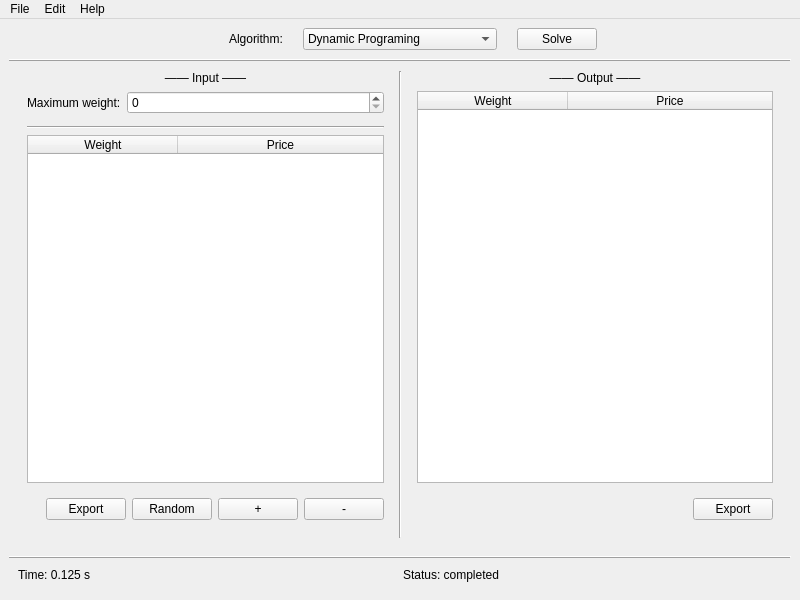
Qt form UIDesign/mainwindow.ui (HT0710/CSD301_Group-1_Knapsack-problem) before a commit.
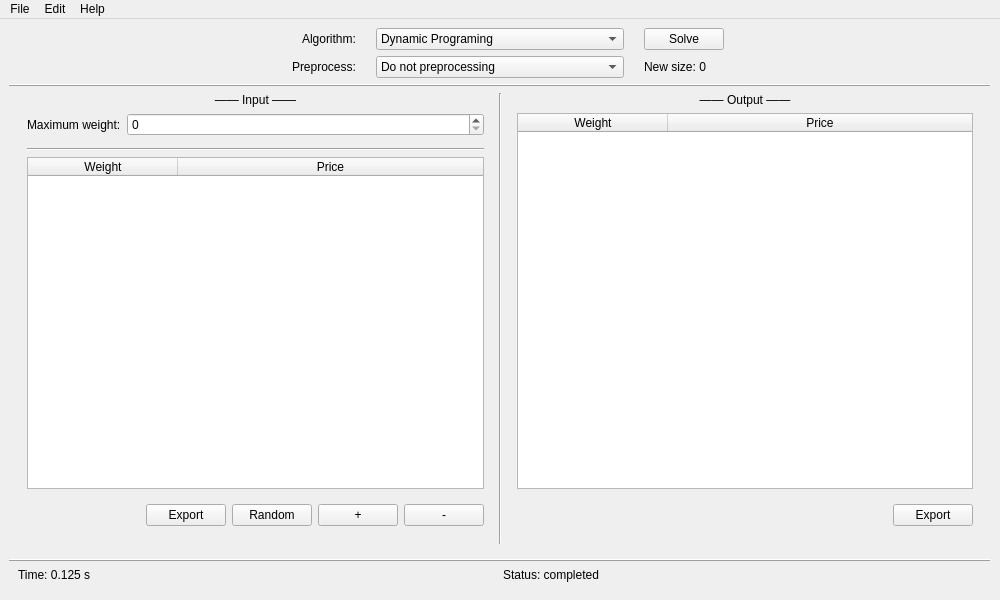
The same form after that commit. Icons and pictures are not drawn.

```diff
--- a/UIDesign/mainwindow.ui
+++ b/UIDesign/mainwindow.ui
@@ -10,13 +10,13 @@
    <rect>
     <x>0</x>
     <y>0</y>
-    <width>800</width>
+    <width>1000</width>
     <height>600</height>
    </rect>
   </property>
   <property name="minimumSize">
    <size>
-    <width>800</width>
+    <width>1000</width>
     <height>600</height>
    </size>
   </property>
@@ -37,16 +37,13 @@
    <set>QMainWindow::AllowNestedDocks|QMainWindow::AllowTabbedDocks|QMainWindow::AnimatedDocks|QMainWindow::ForceTabbedDocks|QMainWindow::VerticalTabs</set>
   </property>
   <widget class="QWidget" name="centralwidget">
-   <layout class="QVBoxLayout" name="verticalLayout" stretch="0,0,7,0,0">
-    <property name="spacing">
-     <number>9</number>
-    </property>
+   <layout class="QVBoxLayout" name="verticalLayout">
     <item>
-     <widget class="QWidget" name="wg_algorithm" native="true">
+     <widget class="QWidget" name="wg_algorithm_2" native="true">
       <property name="enabled">
        <bool>true</bool>
       </property>
-      <layout class="QHBoxLayout" name="horizontalLayout_4" stretch="0,0,0">
+      <layout class="QHBoxLayout" name="horizontalLayout_8" stretch="0,0,0">
        <property name="spacing">
         <number>20</number>
        </property>
@@ -128,6 +125,74 @@
       </layout>
      </widget>
     </item>
+    <item>
+     <widget class="QWidget" name="wg_algorithm" native="true">
+      <property name="enabled">
+       <bool>true</bool>
+      </property>
+      <layout class="QHBoxLayout" name="horizontalLayout_4" stretch="0,0,0">
+       <property name="spacing">
+        <number>20</number>
+       </property>
+       <property name="leftMargin">
+        <number>100</number>
+       </property>
+       <property name="topMargin">
+        <number>0</number>
+       </property>
+       <property name="rightMargin">
+        <number>100</number>
+       </property>
+       <property name="bottomMargin">
+        <number>0</number>
+       </property>
+       <item alignment="Qt::AlignRight">
+        <widget class="QLabel" name="lb_preprocesing">
+         <property name="enabled">
+          <bool>true</bool>
+         </property>
+         <property name="text">
+          <string>Preprocess:</string>
+         </property>
+        </widget>
+       </item>
+       <item>
+        <widget class="QComboBox" name="cbb_preprocessing">
+         <property name="enabled">
+          <bool>true</bool>
+         </property>
+         <item>
+          <property name="text">
+           <string>Do not preprocessing</string>
+          </property>
+         </item>
+         <item>
+          <property name="text">
+           <string>Remove large weight items</string>
+          </property>
+         </item>
+         <item>
+          <property name="text">
+           <string>Remove low price items</string>
+          </property>
+         </item>
+         <item>
+          <property name="text">
+           <string>Remove range of low price items</string>
+          </property>
+         </item>
+        </widget>
+       </item>
+       <item>
+        <widget class="QLabel" name="lb_newSize">
+         <property name="text">
+          <string>New size: 0</string>
+         </property>
+        </widget>
+       </item>
+      </layout>
+     </widget>
+    </item>
     <item>
      <widget class="Line" name="line">
       <property name="frameShadow">
@@ -493,7 +558,7 @@
     <rect>
      <x>0</x>
      <y>0</y>
-     <width>800</width>
+     <width>1000</width>
      <height>22</height>
     </rect>
    </property>
```
